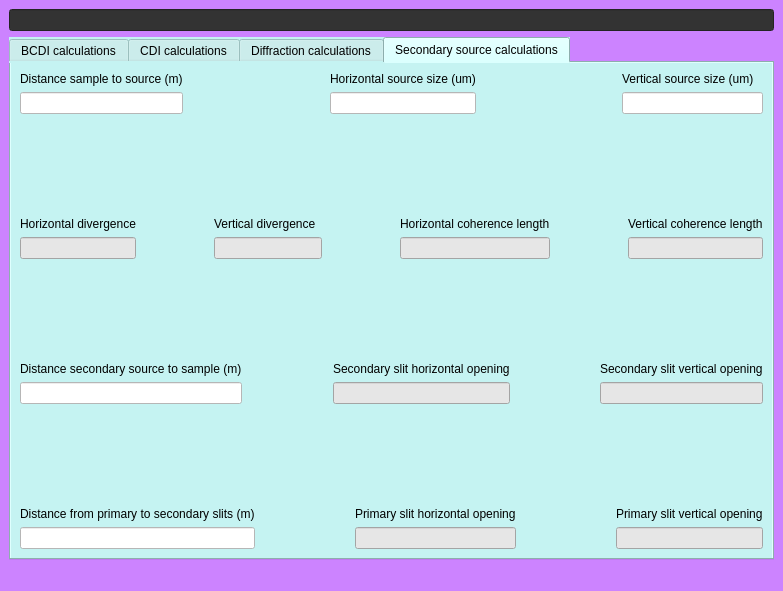
Old version of the form cdicalc/resources/mainWindow.ui in the repository carnisj/cdicalc.
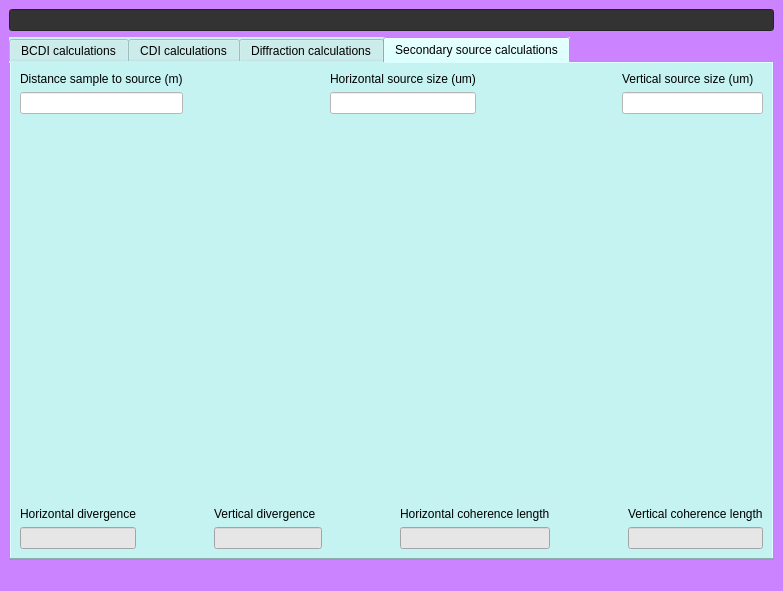
New version of the form.

Commit message: remove calculations for secondary source size, to be checked first

```diff
--- a/cdicalc/resources/mainWindow.ui
+++ b/cdicalc/resources/mainWindow.ui
@@ -616,212 +616,6 @@
               </item>
              </layout>
             </item>
-            <item>
-             <spacer name="verticalSpacer_4">
-              <property name="orientation">
-               <enum>Qt::Vertical</enum>
-              </property>
-              <property name="sizeHint" stdset="0">
-               <size>
-                <width>20</width>
-                <height>40</height>
-               </size>
-              </property>
-             </spacer>
-            </item>
-            <item>
-             <layout class="QHBoxLayout" name="horizontalLayout_6">
-              <item>
-               <layout class="QVBoxLayout" name="verticalLayout_22">
-                <item>
-                 <widget class="QLabel" name="label_17">
-                  <property name="text">
-                   <string>Distance secondary source to sample (m)</string>
-                  </property>
-                 </widget>
-                </item>
-                <item>
-                 <widget class="QLineEdit" name="secondary_source_distance">
-                  <property name="styleSheet">
-                   <string notr="true">background-color: rgb(255, 255, 255);</string>
-                  </property>
-                 </widget>
-                </item>
-               </layout>
-              </item>
-              <item>
-               <spacer name="horizontalSpacer_13">
-                <property name="orientation">
-                 <enum>Qt::Horizontal</enum>
-                </property>
-                <property name="sizeHint" stdset="0">
-                 <size>
-                  <width>40</width>
-                  <height>20</height>
-                 </size>
-                </property>
-               </spacer>
-              </item>
-              <item>
-               <layout class="QVBoxLayout" name="verticalLayout_23">
-                <item>
-                 <widget class="QLabel" name="label_18">
-                  <property name="text">
-                   <string>Secondary slit horizontal opening</string>
-                  </property>
-                 </widget>
-                </item>
-                <item>
-                 <widget class="QLineEdit" name="secondary_slits_horizontal">
-                  <property name="styleSheet">
-                   <string notr="true">background-color: rgb(230, 230, 230);</string>
-                  </property>
-                  <property name="readOnly">
-                   <bool>true</bool>
-                  </property>
-                 </widget>
-                </item>
-               </layout>
-              </item>
-              <item>
-               <spacer name="horizontalSpacer_15">
-                <property name="orientation">
-                 <enum>Qt::Horizontal</enum>
-                </property>
-                <property name="sizeHint" stdset="0">
-                 <size>
-                  <width>40</width>
-                  <height>20</height>
-                 </size>
-                </property>
-               </spacer>
-              </item>
-              <item>
-               <layout class="QVBoxLayout" name="verticalLayout_29">
-                <item>
-                 <widget class="QLabel" name="label_21">
-                  <property name="text">
-                   <string>Secondary slit vertical opening</string>
-                  </property>
-                 </widget>
-                </item>
-                <item>
-                 <widget class="QLineEdit" name="secondary_slits_vertical">
-                  <property name="styleSheet">
-                   <string notr="true">background-color: rgb(230, 230, 230);</string>
-                  </property>
-                  <property name="readOnly">
-                   <bool>true</bool>
-                  </property>
-                 </widget>
-                </item>
-               </layout>
-              </item>
-             </layout>
-            </item>
-            <item>
-             <spacer name="verticalSpacer_5">
-              <property name="orientation">
-               <enum>Qt::Vertical</enum>
-              </property>
-              <property name="sizeHint" stdset="0">
-               <size>
-                <width>20</width>
-                <height>40</height>
-               </size>
-              </property>
-             </spacer>
-            </item>
-            <item>
-             <layout class="QHBoxLayout" name="horizontalLayout_7">
-              <item>
-               <layout class="QVBoxLayout" name="verticalLayout_24">
-                <item>
-                 <widget class="QLabel" name="label_19">
-                  <property name="text">
-                   <string>Distance from primary to secondary slits (m)</string>
-                  </property>
-                 </widget>
-                </item>
-                <item>
-                 <widget class="QLineEdit" name="distance_between_slits">
-                  <property name="styleSheet">
-                   <string notr="true">background-color: rgb(255, 255, 255);</string>
-                  </property>
-                 </widget>
-                </item>
-               </layout>
-              </item>
-              <item>
-               <spacer name="horizontalSpacer_14">
-                <property name="orientation">
-                 <enum>Qt::Horizontal</enum>
-                </property>
-                <property name="sizeHint" stdset="0">
-                 <size>
-                  <width>40</width>
-                  <height>20</height>
-                 </size>
-                </property>
-               </spacer>
-              </item>
-              <item>
-               <layout class="QVBoxLayout" name="verticalLayout_25">
-                <item>
-                 <widget class="QLabel" name="label_20">
-                  <property name="text">
-                   <string>Primary slit horizontal opening</string>
-                  </property>
-                 </widget>
-                </item>
-                <item>
-                 <widget class="QLineEdit" name="primary_slits_horizontal">
-                  <property name="styleSheet">
-                   <string notr="true">background-color: rgb(230, 230, 230);</string>
-                  </property>
-                  <property name="readOnly">
-                   <bool>true</bool>
-                  </property>
-                 </widget>
-                </item>
-               </layout>
-              </item>
-              <item>
-               <spacer name="horizontalSpacer_16">
-                <property name="orientation">
-                 <enum>Qt::Horizontal</enum>
-                </property>
-                <property name="sizeHint" stdset="0">
-                 <size>
-                  <width>40</width>
-                  <height>20</height>
-                 </size>
-                </property>
-               </spacer>
-              </item>
-              <item>
-               <layout class="QVBoxLayout" name="verticalLayout_31">
-                <item>
-                 <widget class="QLabel" name="label_23">
-                  <property name="text">
-                   <string>Primary slit vertical opening</string>
-                  </property>
-                 </widget>
-                </item>
-                <item>
-                 <widget class="QLineEdit" name="primary_slits_vertical">
-                  <property name="styleSheet">
-                   <string notr="true">background-color: rgb(230, 230, 230);</string>
-                  </property>
-                  <property name="readOnly">
-                   <bool>true</bool>
-                  </property>
-                 </widget>
-                </item>
-               </layout>
-              </item>
-             </layout>
-            </item>
            </layout>
           </item>
          </layout>
```
The commit also changes 4 other files.
